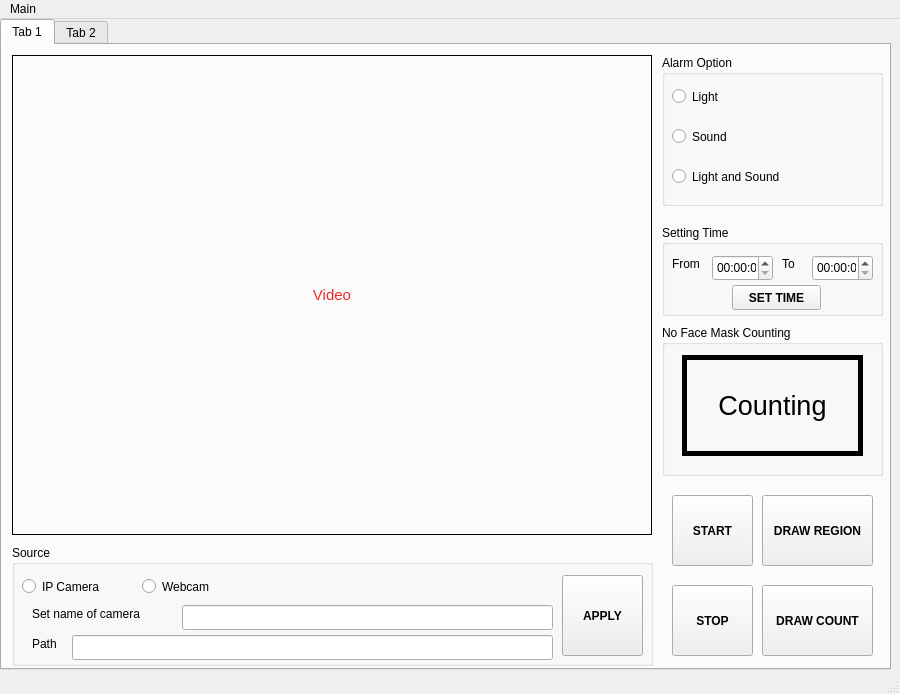
Above: design/log_test_2.ui from MinhDung0803/face_mask_reg_gui before the change. Below: the same form after it.
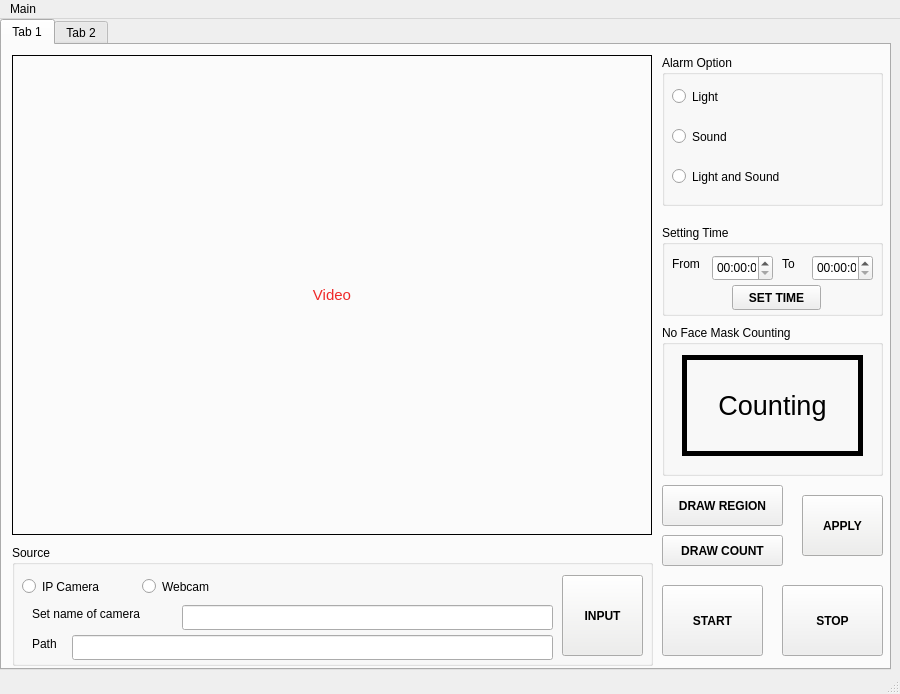
That is the form after the change. The open tabs and pages were chosen to show the change.

Patch:
```diff
--- a/design/log_test_2.ui
+++ b/design/log_test_2.ui
@@ -608,7 +608,7 @@
         <bool>false</bool>
        </property>
        <property name="text">
-        <string>APPLY</string>
+        <string>INPUT</string>
        </property>
        <property name="autoDefault">
         <bool>false</bool>
@@ -806,9 +806,9 @@
      <widget class="QPushButton" name="start">
       <property name="geometry">
        <rect>
-        <x>670</x>
-        <y>450</y>
-        <width>81</width>
+        <x>660</x>
+        <y>540</y>
+        <width>101</width>
         <height>71</height>
        </rect>
       </property>
@@ -825,10 +825,10 @@
      <widget class="QPushButton" name="draw_region">
       <property name="geometry">
        <rect>
-        <x>760</x>
-        <y>450</y>
-        <width>111</width>
-        <height>71</height>
+        <x>660</x>
+        <y>440</y>
+        <width>121</width>
+        <height>41</height>
        </rect>
       </property>
       <property name="font">
@@ -844,9 +844,9 @@
      <widget class="QPushButton" name="stop">
       <property name="geometry">
        <rect>
-        <x>670</x>
+        <x>780</x>
         <y>540</y>
-        <width>81</width>
+        <width>101</width>
         <height>71</height>
        </rect>
       </property>
@@ -863,10 +863,10 @@
      <widget class="QPushButton" name="draw_count">
       <property name="geometry">
        <rect>
-        <x>760</x>
-        <y>540</y>
-        <width>111</width>
-        <height>71</height>
+        <x>660</x>
+        <y>490</y>
+        <width>121</width>
+        <height>31</height>
        </rect>
       </property>
       <property name="font">
@@ -880,6 +880,489 @@
        <string>DRAW COUNT</string>
       </property>
      </widget>
+     <widget class="QPushButton" name="apply_drawing">
+      <property name="geometry">
+       <rect>
+        <x>800</x>
+        <y>450</y>
+        <width>81</width>
+        <height>61</height>
+       </rect>
+      </property>
+      <property name="palette">
+       <palette>
+        <active>
+         <colorrole role="WindowText">
+          <brush brushstyle="SolidPattern">
+           <color alpha="255">
+            <red>0</red>
+            <green>0</green>
+            <blue>0</blue>
+           </color>
+          </brush>
+         </colorrole>
+         <colorrole role="Button">
+          <brush brushstyle="SolidPattern">
+           <color alpha="255">
+            <red>238</red>
+            <green>238</green>
+            <blue>236</blue>
+           </color>
+          </brush>
+         </colorrole>
+         <colorrole role="Light">
+          <brush brushstyle="SolidPattern">
+           <color alpha="255">
+            <red>255</red>
+            <green>255</green>
+            <blue>255</blue>
+           </color>
+          </brush>
+         </colorrole>
+         <colorrole role="Midlight">
+          <brush brushstyle="SolidPattern">
+           <color alpha="255">
+            <red>246</red>
+            <green>246</green>
+            <blue>245</blue>
+           </color>
+          </brush>
+         </colorrole>
+         <colorrole role="Dark">
+          <brush brushstyle="SolidPattern">
+           <color alpha="255">
+            <red>119</red>
+            <green>119</green>
+            <blue>118</blue>
+           </color>
+          </brush>
+         </colorrole>
+         <colorrole role="Mid">
+          <brush brushstyle="SolidPattern">
+           <color alpha="255">
+            <red>159</red>
+            <green>159</green>
+            <blue>157</blue>
+           </color>
+          </brush>
+         </colorrole>
+         <colorrole role="Text">
+          <brush brushstyle="SolidPattern">
+           <color alpha="255">
+            <red>0</red>
+            <green>0</green>
+            <blue>0</blue>
+           </color>
+          </brush>
+         </colorrole>
+         <colorrole role="BrightText">
+          <brush brushstyle="SolidPattern">
+           <color alpha="255">
+            <red>255</red>
+            <green>255</green>
+            <blue>255</blue>
+           </color>
+          </brush>
+         </colorrole>
+         <colorrole role="ButtonText">
+          <brush brushstyle="SolidPattern">
+           <color alpha="255">
+            <red>0</red>
+            <green>0</green>
+            <blue>0</blue>
+           </color>
+          </brush>
+         </colorrole>
+         <colorrole role="Base">
+          <brush brushstyle="SolidPattern">
+           <color alpha="255">
+            <red>255</red>
+            <green>255</green>
+            <blue>255</blue>
+           </color>
+          </brush>
+         </colorrole>
+         <colorrole role="Window">
+          <brush brushstyle="SolidPattern">
+           <color alpha="255">
+            <red>238</red>
+            <green>238</green>
+            <blue>236</blue>
+           </color>
+          </brush>
+         </colorrole>
+         <colorrole role="Shadow">
+          <brush brushstyle="SolidPattern">
+           <color alpha="255">
+            <red>0</red>
+            <green>0</green>
+            <blue>0</blue>
+           </color>
+          </brush>
+         </colorrole>
+         <colorrole role="AlternateBase">
+          <brush brushstyle="SolidPattern">
+           <color alpha="255">
+            <red>246</red>
+            <green>246</green>
+            <blue>245</blue>
+           </color>
+          </brush>
+         </colorrole>
+         <colorrole role="ToolTipBase">
+          <brush brushstyle="SolidPattern">
+           <color alpha="255">
+            <red>255</red>
+            <green>255</green>
+            <blue>220</blue>
+           </color>
+          </brush>
+         </colorrole>
+         <colorrole role="ToolTipText">
+          <brush brushstyle="SolidPattern">
+           <color alpha="255">
+            <red>0</red>
+            <green>0</green>
+            <blue>0</blue>
+           </color>
+          </brush>
+         </colorrole>
+         <colorrole role="PlaceholderText">
+          <brush brushstyle="SolidPattern">
+           <color alpha="128">
+            <red>0</red>
+            <green>0</green>
+            <blue>0</blue>
+           </color>
+          </brush>
+         </colorrole>
+        </active>
+        <inactive>
+         <colorrole role="WindowText">
+          <brush brushstyle="SolidPattern">
+           <color alpha="255">
+            <red>0</red>
+            <green>0</green>
+            <blue>0</blue>
+           </color>
+          </brush>
+         </colorrole>
+         <colorrole role="Button">
+          <brush brushstyle="SolidPattern">
+           <color alpha="255">
+            <red>238</red>
+            <green>238</green>
+            <blue>236</blue>
+           </color>
+          </brush>
+         </colorrole>
+         <colorrole role="Light">
+          <brush brushstyle="SolidPattern">
+           <color alpha="255">
+            <red>255</red>
+            <green>255</green>
+            <blue>255</blue>
+           </color>
+          </brush>
+         </colorrole>
+         <colorrole role="Midlight">
+          <brush brushstyle="SolidPattern">
+           <color alpha="255">
+            <red>246</red>
+            <green>246</green>
+            <blue>245</blue>
+           </color>
+          </brush>
+         </colorrole>
+         <colorrole role="Dark">
+          <brush brushstyle="SolidPattern">
+           <color alpha="255">
+            <red>119</red>
+            <green>119</green>
+            <blue>118</blue>
+           </color>
+          </brush>
+         </colorrole>
+         <colorrole role="Mid">
+          <brush brushstyle="SolidPattern">
+           <color alpha="255">
+            <red>159</red>
+            <green>159</green>
+            <blue>157</blue>
+           </color>
+          </brush>
+         </colorrole>
+         <colorrole role="Text">
+          <brush brushstyle="SolidPattern">
+           <color alpha="255">
+            <red>0</red>
+            <green>0</green>
+            <blue>0</blue>
+           </color>
+          </brush>
+         </colorrole>
+         <colorrole role="BrightText">
+          <brush brushstyle="SolidPattern">
+           <color alpha="255">
+            <red>255</red>
+            <green>255</green>
+            <blue>255</blue>
+           </color>
+          </brush>
+         </colorrole>
+         <colorrole role="ButtonText">
+          <brush brushstyle="SolidPattern">
+           <color alpha="255">
+            <red>0</red>
+            <green>0</green>
+            <blue>0</blue>
+           </color>
+          </brush>
+         </colorrole>
+         <colorrole role="Base">
+          <brush brushstyle="SolidPattern">
+           <color alpha="255">
+            <red>255</red>
+            <green>255</green>
+            <blue>255</blue>
+           </color>
+          </brush>
+         </colorrole>
+         <colorrole role="Window">
+          <brush brushstyle="SolidPattern">
+           <color alpha="255">
+            <red>238</red>
+            <green>238</green>
+            <blue>236</blue>
+           </color>
+          </brush>
+         </colorrole>
+         <colorrole role="Shadow">
+          <brush brushstyle="SolidPattern">
+           <color alpha="255">
+            <red>0</red>
+            <green>0</green>
+            <blue>0</blue>
+           </color>
+          </brush>
+         </colorrole>
+         <colorrole role="AlternateBase">
+          <brush brushstyle="SolidPattern">
+           <color alpha="255">
+            <red>246</red>
+            <green>246</green>
+            <blue>245</blue>
+           </color>
+          </brush>
+         </colorrole>
+         <colorrole role="ToolTipBase">
+          <brush brushstyle="SolidPattern">
+           <color alpha="255">
+            <red>255</red>
+            <green>255</green>
+            <blue>220</blue>
+           </color>
+          </brush>
+         </colorrole>
+         <colorrole role="ToolTipText">
+          <brush brushstyle="SolidPattern">
+           <color alpha="255">
+            <red>0</red>
+            <green>0</green>
+            <blue>0</blue>
+           </color>
+          </brush>
+         </colorrole>
+         <colorrole role="PlaceholderText">
+          <brush brushstyle="SolidPattern">
+           <color alpha="128">
+            <red>0</red>
+            <green>0</green>
+            <blue>0</blue>
+           </color>
+          </brush>
+         </colorrole>
+        </inactive>
+        <disabled>
+         <colorrole role="WindowText">
+          <brush brushstyle="SolidPattern">
+           <color alpha="255">
+            <red>119</red>
+            <green>119</green>
+            <blue>118</blue>
+           </color>
+          </brush>
+         </colorrole>
+         <colorrole role="Button">
+          <brush brushstyle="SolidPattern">
+           <color alpha="255">
+            <red>238</red>
+            <green>238</green>
+            <blue>236</blue>
+           </color>
+          </brush>
+         </colorrole>
+         <colorrole role="Light">
+          <brush brushstyle="SolidPattern">
+           <color alpha="255">
+            <red>255</red>
+            <green>255</green>
+            <blue>255</blue>
+           </color>
+          </brush>
+         </colorrole>
+         <colorrole role="Midlight">
+          <brush brushstyle="SolidPattern">
+           <color alpha="255">
+            <red>246</red>
+            <green>246</green>
+            <blue>245</blue>
+           </color>
+          </brush>
+         </colorrole>
+         <colorrole role="Dark">
+          <brush brushstyle="SolidPattern">
+           <color alpha="255">
+            <red>119</red>
+            <green>119</green>
+            <blue>118</blue>
+           </color>
+          </brush>
+         </colorrole>
+         <colorrole role="Mid">
+          <brush brushstyle="SolidPattern">
+           <color alpha="255">
+            <red>159</red>
+            <green>159</green>
+            <blue>157</blue>
+           </color>
+          </brush>
+         </colorrole>
+         <colorrole role="Text">
+          <brush brushstyle="SolidPattern">
+           <color alpha="255">
+            <red>119</red>
+            <green>119</green>
+            <blue>118</blue>
+           </color>
+          </brush>
+         </colorrole>
+         <colorrole role="BrightText">
+          <brush brushstyle="SolidPattern">
+           <color alpha="255">
+            <red>255</red>
+            <green>255</green>
+            <blue>255</blue>
+           </color>
+          </brush>
+         </colorrole>
+         <colorrole role="ButtonText">
+          <brush brushstyle="SolidPattern">
+           <color alpha="255">
+            <red>119</red>
+            <green>119</green>
+            <blue>118</blue>
+           </color>
+          </brush>
+         </colorrole>
+         <colorrole role="Base">
+          <brush brushstyle="SolidPattern">
+           <color alpha="255">
+            <red>238</red>
+            <green>238</green>
+            <blue>236</blue>
+           </color>
+          </brush>
+         </colorrole>
+         <colorrole role="Window">
+          <brush brushstyle="SolidPattern">
+           <color alpha="255">
+            <red>238</red>
+            <green>238</green>
+            <blue>236</blue>
+           </color>
+          </brush>
+         </colorrole>
+         <colorrole role="Shadow">
+          <brush brushstyle="SolidPattern">
+           <color alpha="255">
+            <red>0</red>
+            <green>0</green>
+            <blue>0</blue>
+           </color>
+          </brush>
+         </colorrole>
+         <colorrole role="AlternateBase">
+          <brush brushstyle="SolidPattern">
+           <color alpha="255">
+            <red>238</red>
+            <green>238</green>
+            <blue>236</blue>
+           </color>
+          </brush>
+         </colorrole>
+         <colorrole role="ToolTipBase">
+          <brush brushstyle="SolidPattern">
+           <color alpha="255">
+            <red>255</red>
+            <green>255</green>
+            <blue>220</blue>
+           </color>
+          </brush>
+         </colorrole>
+         <colorrole role="ToolTipText">
+          <brush brushstyle="SolidPattern">
+           <color alpha="255">
+            <red>0</red>
+            <green>0</green>
+            <blue>0</blue>
+           </color>
+          </brush>
+         </colorrole>
+         <colorrole role="PlaceholderText">
+          <brush brushstyle="SolidPattern">
+           <color alpha="128">
+            <red>0</red>
+            <green>0</green>
+            <blue>0</blue>
+           </color>
+          </brush>
+         </colorrole>
+        </disabled>
+       </palette>
+      </property>
+      <property name="font">
+       <font>
+        <weight>75</weight>
+        <bold>true</bold>
+        <underline>false</underline>
+        <strikeout>false</strikeout>
+        <stylestrategy>PreferDefault</stylestrategy>
+        <kerning>true</kerning>
+       </font>
+      </property>
+      <property name="mouseTracking">
+       <bool>false</bool>
+      </property>
+      <property name="acceptDrops">
+       <bool>false</bool>
+      </property>
+      <property name="autoFillBackground">
+       <bool>false</bool>
+      </property>
+      <property name="text">
+       <string>APPLY</string>
+      </property>
+      <property name="autoDefault">
+       <bool>false</bool>
+      </property>
+      <property name="default">
+       <bool>false</bool>
+      </property>
+      <property name="flat">
+       <bool>false</bool>
+      </property>
+     </widget>
     </widget>
     <widget class="QWidget" name="tab_2">
      <attribute name="title">
```
Left out of the diff: 4 changed lines with no effect on the pictures.
